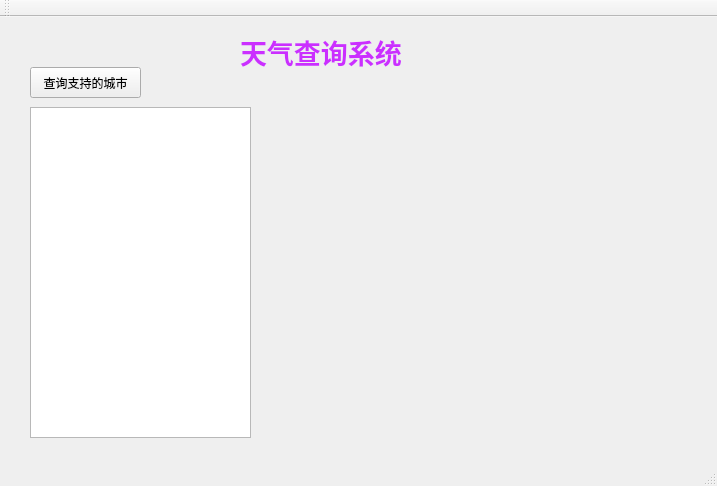
Old version of the form QtWeatherClient.ui in the repository wurongstu/QtWeatherClient.
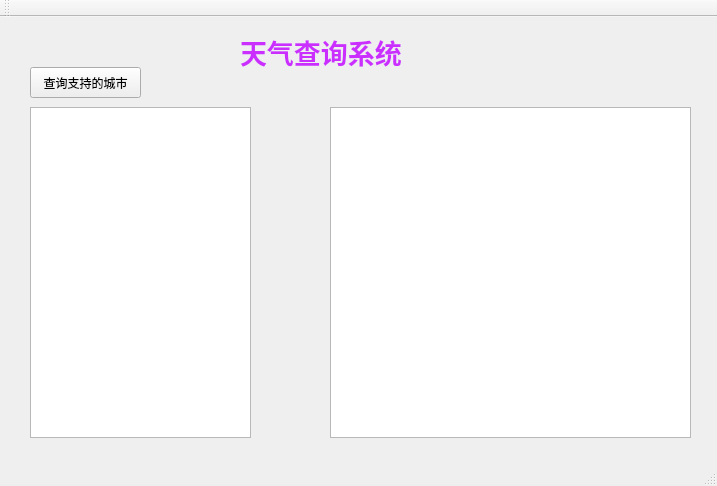
New version of the form.

What changed in the file:
```diff
--- a/QtWeatherClient.ui
+++ b/QtWeatherClient.ui
@@ -50,6 +50,16 @@
      </rect>
     </property>
    </widget>
+   <widget class="QListView" name="listViewCityInfo">
+    <property name="geometry">
+     <rect>
+      <x>330</x>
+      <y>90</y>
+      <width>361</width>
+      <height>331</height>
+     </rect>
+    </property>
+   </widget>
   </widget>
   <widget class="QMenuBar" name="menuBar">
    <property name="geometry">
```
